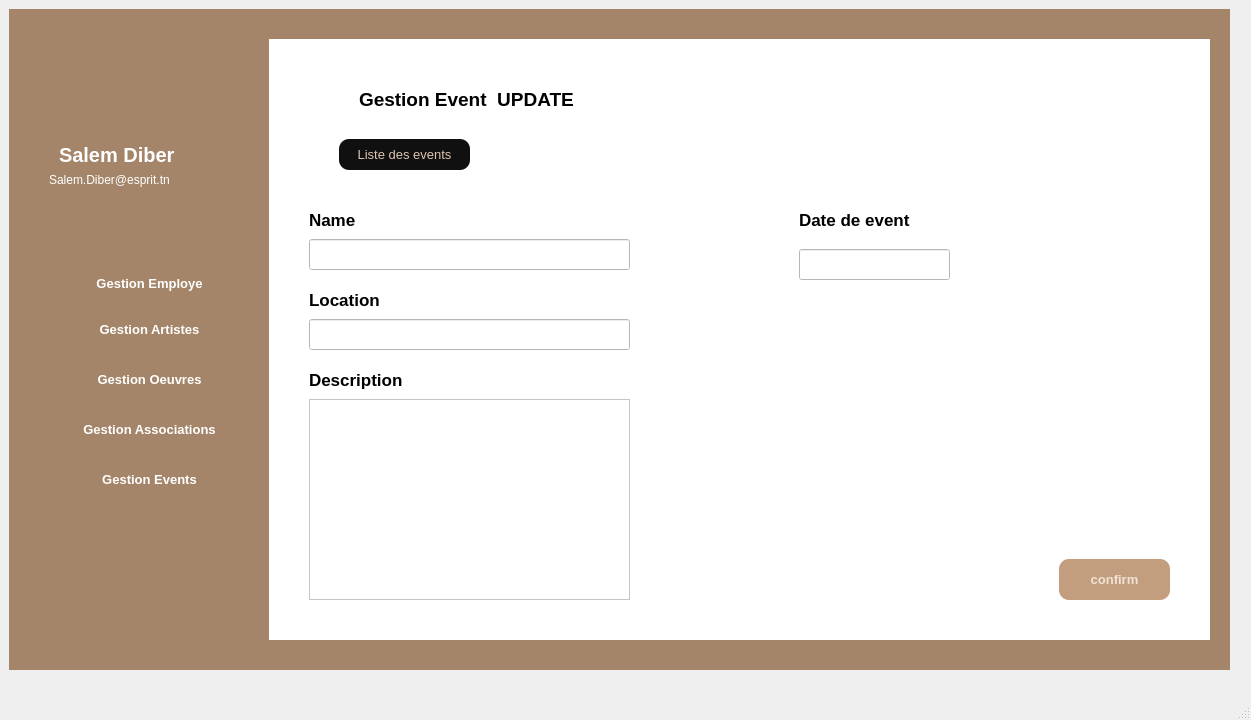
First picture: the form in mainwindow.ui, repository Projet-CPP-2A6/projetQT, before the edit.
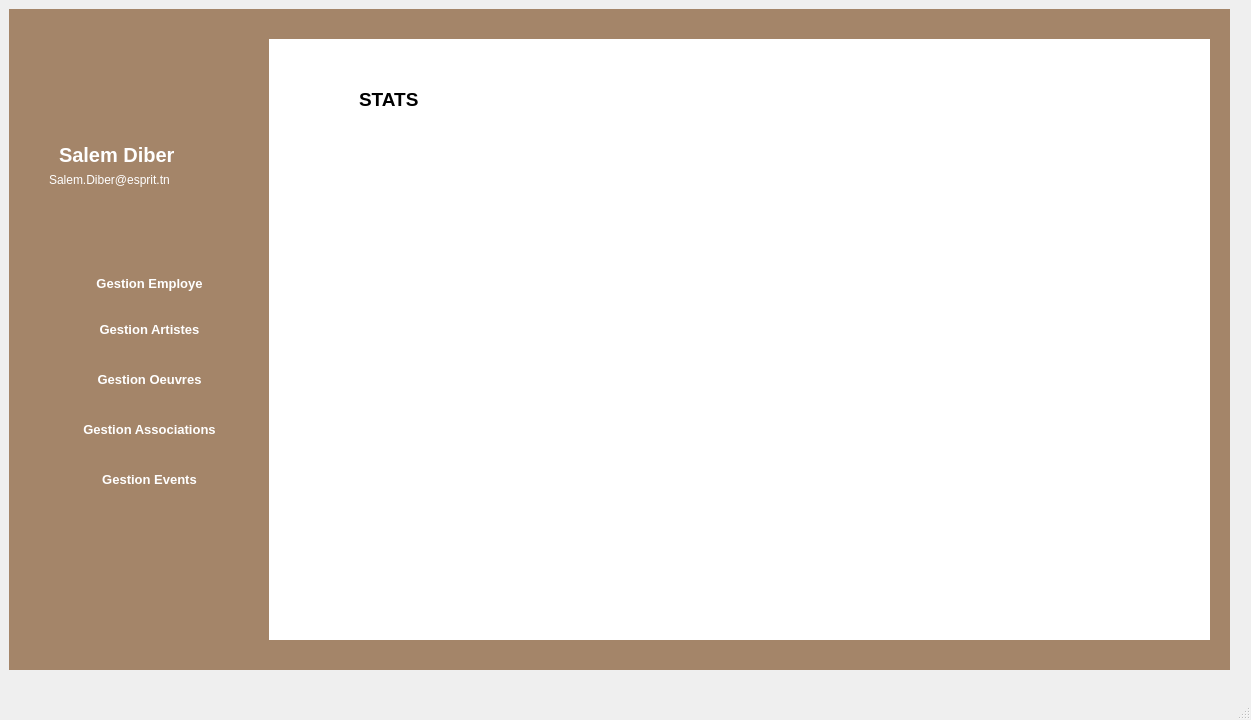
Second picture: the form after the edit. The open tabs and pages were chosen to show the change. Icons and pictures are not drawn.

The edit to the form file:
```diff
--- a/mainwindow.ui
+++ b/mainwindow.ui
@@ -902,109 +902,6 @@
       </widget>
      </widget>
      <widget class="QWidget" name="page_2">
-      <widget class="QLineEdit" name="lename_2">
-       <property name="geometry">
-        <rect>
-         <x>40</x>
-         <y>200</y>
-         <width>321</width>
-         <height>31</height>
-        </rect>
-       </property>
-      </widget>
-      <widget class="QLineEdit" name="ledate_2">
-       <property name="geometry">
-        <rect>
-         <x>530</x>
-         <y>210</y>
-         <width>151</width>
-         <height>31</height>
-        </rect>
-       </property>
-      </widget>
-      <widget class="QLabel" name="label_name_2">
-       <property name="geometry">
-        <rect>
-         <x>40</x>
-         <y>170</y>
-         <width>71</width>
-         <height>21</height>
-        </rect>
-       </property>
-       <property name="font">
-        <font>
-         <pointsize>13</pointsize>
-         <weight>75</weight>
-         <bold>true</bold>
-        </font>
-       </property>
-       <property name="text">
-        <string>Name</string>
-       </property>
-      </widget>
-      <widget class="QLabel" name="label_date_2">
-       <property name="geometry">
-        <rect>
-         <x>530</x>
-         <y>170</y>
-         <width>171</width>
-         <height>21</height>
-        </rect>
-       </property>
-       <property name="font">
-        <font>
-         <pointsize>13</pointsize>
-         <weight>75</weight>
-         <bold>true</bold>
-        </font>
-       </property>
-       <property name="text">
-        <string>Date de event</string>
-       </property>
-      </widget>
-      <widget class="QPushButton" name="pbliste_2">
-       <property name="geometry">
-        <rect>
-         <x>70</x>
-         <y>100</y>
-         <width>131</width>
-         <height>31</height>
-        </rect>
-       </property>
-       <property name="font">
-        <font>
-         <pointsize>10</pointsize>
-        </font>
-       </property>
-       <property name="styleSheet">
-        <string notr="true">QPushButton
-{
-border-radius:10px;
-background-color:#101010;
-color:#DDC5B0;
-}
-QPushButton:pressed{
-padding-left:5px;
-padding-top:5px;
-background-color: #C29E7E;
-
-
-}</string>
-       </property>
-       <property name="text">
-        <string>Liste des events</string>
-       </property>
-      </widget>
-      <widget class="QLineEdit" name="lelocation_2">
-       <property name="geometry">
-        <rect>
-         <x>40</x>
-         <y>280</y>
-         <width>321</width>
-         <height>31</height>
-        </rect>
-       </property>
-      </widget>
       <widget class="QLabel" name="label_gestionevent_2">
        <property name="geometry">
         <rect>
@@ -1022,94 +919,19 @@
         </font>
        </property>
        <property name="text">
-        <string>Gestion Event  UPDATE</string>
+        <string>STATS</string>
        </property>
       </widget>
-      <widget class="QTextEdit" name="ledesc_2">
+      <widget class="QWidget" name="statContainer" native="true">
        <property name="geometry">
         <rect>
-         <x>40</x>
-         <y>360</y>
-         <width>321</width>
-         <height>201</height>
+         <x>60</x>
+         <y>90</y>
+         <width>791</width>
+         <height>461</height>
         </rect>
        </property>
       </widget>
-      <widget class="QLabel" name="label_location_2">
-       <property name="geometry">
-        <rect>
-         <x>40</x>
-         <y>250</y>
-         <width>71</width>
-         <height>21</height>
-        </rect>
-       </property>
-       <property name="font">
-        <font>
-         <pointsize>13</pointsize>
-         <weight>75</weight>
-         <bold>true</bold>
-        </font>
-       </property>
-       <property name="text">
-        <string>Location</string>
-       </property>
-      </widget>
-      <widget class="QPushButton" name="pbconfirm_2">
-       <property name="geometry">
-        <rect>
-         <x>790</x>
-         <y>520</y>
-         <width>111</width>
-         <height>41</height>
-        </rect>
-       </property>
-       <property name="font">
-        <font>
-         <pointsize>10</pointsize>
-         <weight>75</weight>
-         <bold>true</bold>
-        </font>
-       </property>
-       <property name="styleSheet">
-        <string notr="true">QPushButton
-{
-border-radius:10px;
-background-color:#C29E7E;
-color:#F1E3D7;
-}
-QPushButton:pressed{
-padding-left:5px;
-padding-top:5px;
-background-color: #C29E7E;
-
-
-}</string>
-       </property>
-       <property name="text">
-        <string>confirm</string>
-       </property>
-      </widget>
-      <widget class="QLabel" name="label_desc_2">
-       <property name="geometry">
-        <rect>
-         <x>40</x>
-         <y>330</y>
-         <width>121</width>
-         <height>21</height>
-        </rect>
-       </property>
-       <property name="font">
-        <font>
-         <pointsize>13</pointsize>
-         <weight>75</weight>
-         <bold>true</bold>
-        </font>
-       </property>
-       <property name="text">
-        <string>Description</string>
-       </property>
-      </widget>
      </widget>
     </widget>
    </widget>
```
Left out of the diff: 75 changed lines with no effect on the pictures.
